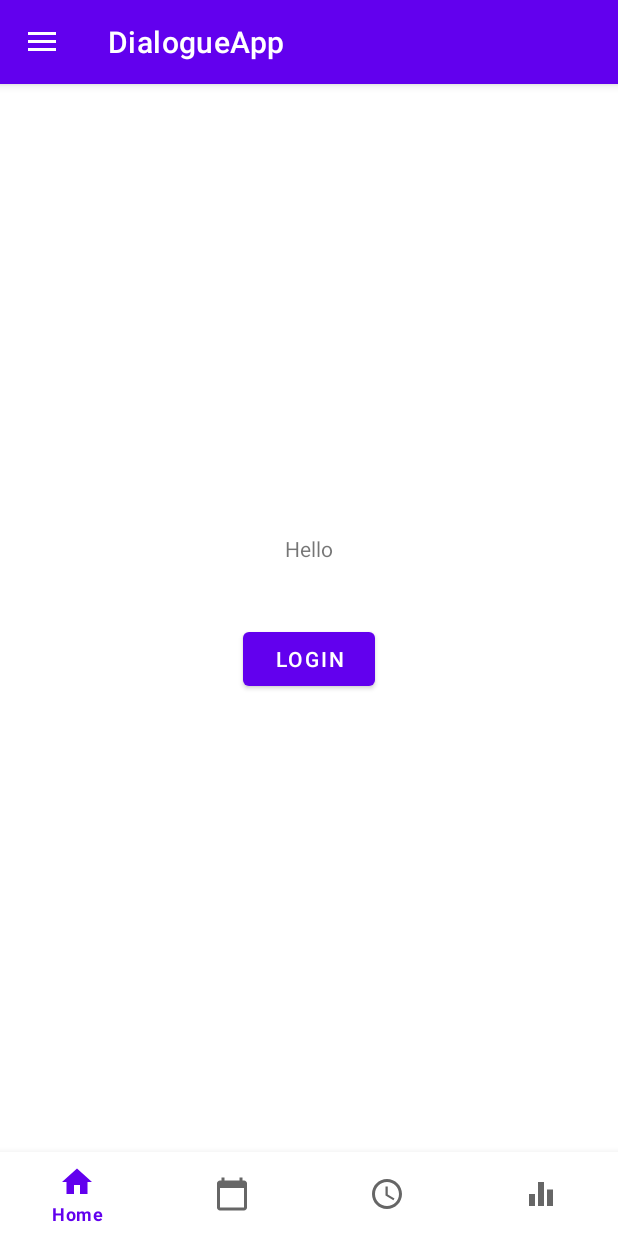
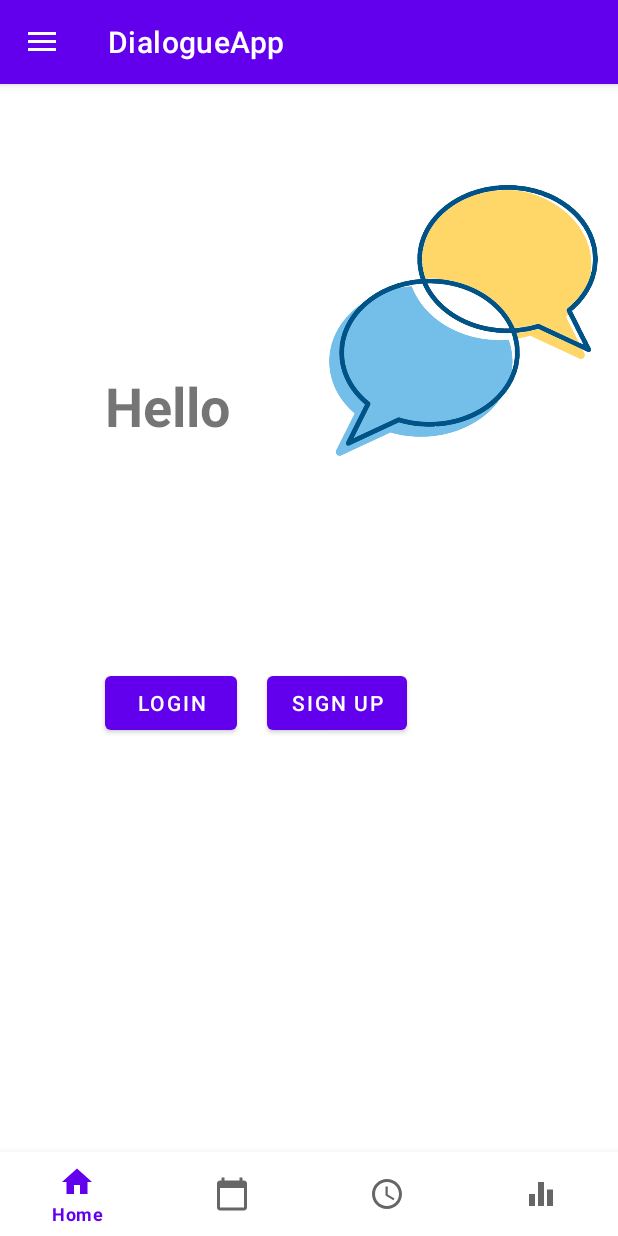
Before and after one commit to HenBaliti/DialogueApp, an Android app: the screen it shows after launch (MainActivity), on a phone screen of 412 x 824 dp. Run offline under Robolectric (Android 15) with nearby library versions, the phone set to English and light mode, and no system bars; our stand-ins replace Firebase (no records; nobody signed in at launch, a user with empty details on screens opened directly), navigation-ui.

```diff
--- a/app/src/main/java/com/example/dialogueapp/Model/AppLocalDb.java
+++ b/app/src/main/java/com/example/dialogueapp/Model/AppLocalDb.java
@@ -5,7 +5,7 @@ import androidx.room.Database;
 import androidx.room.Room;
 import androidx.room.RoomDatabase;
 
-@Database(entities = {Lesson.class}, version = 1)
+@Database(entities = {Lesson.class}, version = 6)
 abstract class AppLocalDbRepository extends RoomDatabase {
     public abstract LessonDao lessonDao();
 }
--- a/app/src/main/java/com/example/dialogueapp/Model/LessonDao.java
+++ b/app/src/main/java/com/example/dialogueapp/Model/LessonDao.java
@@ -1,5 +1,7 @@
 package com.example.dialogueapp.Model;
 
+import androidx.lifecycle.LiveData;
+import androidx.lifecycle.MutableLiveData;
 import androidx.room.Dao;
 import androidx.room.Delete;
 import androidx.room.Insert;
@@ -11,7 +13,7 @@ import java.util.List;
 @Dao
 public interface LessonDao {
     @Query("select * from Lesson")
-    List<Lesson> getAllLessons();
+    LiveData<List<Lesson>> getAllLessons();
 
     @Insert(onConflict = OnConflictStrategy.REPLACE)
     void insertAll(Lesson... lessons);
--- a/app/src/main/java/com/example/dialogueapp/fragment_home.java
+++ b/app/src/main/java/com/example/dialogueapp/fragment_home.java
@@ -24,6 +24,7 @@ public class fragment_home extends Fragment {
         // Inflate the layout for this fragment
         View view =  inflater.inflate(R.layout.fragment_home, container, false);
         Button loginBtn = view.findViewById(R.id.button_login);
+        Button signUpBtn = view.findViewById(R.id.button_signup);
         ImageButton logOutBtn = view.findViewById(R.id.btn_logout);
         TextView txt_user_firstName = view.findViewById(R.id.txt_user_firstName_home);
         FirebaseUser user = FirebaseAuth.getInstance().getCurrentUser();
@@ -32,6 +33,7 @@ public class fragment_home extends Fragment {
             String email = user.getEmail().toString();
             loginBtn.setVisibility(view.GONE);
             logOutBtn.setVisibility(view.VISIBLE);
+            signUpBtn.setVisibility(view.GONE);
             txt_user_firstName.setVisibility(view.VISIBLE);
             txt_user_firstName.setText(email);
 
@@ -50,9 +52,20 @@ public class fragment_home extends Fragment {
         } else {
             // No user is signed in
             loginBtn.setVisibility(view.VISIBLE);
+            signUpBtn.setVisibility(view.VISIBLE);
             txt_user_firstName.setVisibility(view.GONE);
         }
 
+
+        /// ---- onClick ->SignUp
+        signUpBtn.setOnClickListener(new View.OnClickListener() {
+            @Override
+            public void onClick(View v) {
+                Navigation.findNavController(view).navigate(R.id.action_fragment_home_to_fragment_register);
+            }
+        });
+
+        /// ---- OnClick -> Login
         loginBtn.setOnClickListener(new View.OnClickListener() {
             @Override
             public void onClick(View v) {
--- a/app/src/main/java/com/example/dialogueapp/fragment_schedule_student.java
+++ b/app/src/main/java/com/example/dialogueapp/fragment_schedule_student.java
@@ -60,6 +60,11 @@ public class fragment_schedule_student extends Fragment {
         } else {
             // No user is signed in
             logOutBtn.setVisibility(view.GONE);
+
+            String errorMsg = "You are not Login yet.";
+//            fragment_schedule_studentDirections.ActionFragmentScheduleStudentToFragmentLogin action = fragment_schedule_studentDirections.actionFragmentScheduleStudentToFragmentLogin(errorMsg);
+//            Navigation.findNavController(view).navigate(action);
+
         }
 
 
--- a/app/src/main/java/com/example/dialogueapp/fragment_summary.java
+++ b/app/src/main/java/com/example/dialogueapp/fragment_summary.java
@@ -45,6 +45,9 @@ public class fragment_summary extends Fragment {
         } else {
             // No user is signed in
             logOutBtn.setVisibility(view.GONE);
+//            Bundle bundle = new Bundle();
+//            bundle.putString("FailedLogin","You Are not Login Yet.");
+//            Navigation.findNavController(view).navigate(R.id.action_fragment_summary_to_fragment_login,bundle);
         }
 
         return view;
--- a/app/src/main/res/layout/fragment_home.xml
+++ b/app/src/main/res/layout/fragment_home.xml
@@ -7,13 +7,23 @@
     tools:context=".fragment_home">
 
 
+    <ImageView
+        android:id="@+id/imageDialoguePicture"
+        android:layout_width="193dp"
+        android:layout_height="328dp"
+        android:src="@drawable/dialog"
+        app:layout_constraintEnd_toEndOf="parent"
+        app:layout_constraintTop_toTopOf="parent" />
+
     <TextView
         android:id="@+id/title_home"
         android:layout_width="wrap_content"
         android:layout_height="wrap_content"
-        android:layout_marginTop="300dp"
+        android:layout_marginStart="70dp"
+        android:layout_marginTop="190dp"
         android:text="Hello"
-        app:layout_constraintEnd_toEndOf="parent"
+        android:textSize="36sp"
+        android:textStyle="bold"
         app:layout_constraintStart_toStartOf="parent"
         app:layout_constraintTop_toTopOf="parent" />
 
@@ -21,10 +31,10 @@
         android:id="@+id/button_login"
         android:layout_width="wrap_content"
         android:layout_height="wrap_content"
-        android:layout_marginTop="40dp"
+        android:layout_marginStart="70dp"
+        android:layout_marginTop="150dp"
         android:text="Login"
         android:visibility="invisible"
-        app:layout_constraintEnd_toEndOf="parent"
         app:layout_constraintStart_toStartOf="parent"
         app:layout_constraintTop_toBottomOf="@+id/title_home" />
 
@@ -47,4 +57,15 @@
         android:visibility="invisible"
         app:layout_constraintEnd_toEndOf="parent"
         app:layout_constraintTop_toTopOf="parent" />
+
+    <Button
+        android:id="@+id/button_signup"
+        android:layout_width="wrap_content"
+        android:layout_height="wrap_content"
+        android:layout_marginStart="20dp"
+        android:layout_marginTop="150dp"
+        android:text="Sign up"
+        android:visibility="invisible"
+        app:layout_constraintStart_toEndOf="@+id/button_login"
+        app:layout_constraintTop_toBottomOf="@+id/title_home" />
 </androidx.constraintlayout.widget.ConstraintLayout>
--- a/app/src/main/res/navigation/nav_graph.xml
+++ b/app/src/main/res/navigation/nav_graph.xml
@@ -15,6 +15,9 @@
         <action
             android:id="@+id/action_fragment_home_self"
             app:destination="@id/fragment_home" />
+        <action
+            android:id="@+id/action_fragment_home_to_fragment_register"
+            app:destination="@id/fragment_register" />
     </fragment>
     <fragment
         android:id="@+id/fragment_login"
@@ -22,11 +25,11 @@
         android:label="fragment_login"
         tools:layout="@layout/fragment_login" >
         <action
-            android:id="@+id/action_fragment_login_to_fragment_register"
-            app:destination="@id/fragment_register" />
-        <action
             android:id="@+id/action_fragment_login_to_fragment_home"
             app:destination="@id/fragment_home" />
+        <argument
+            android:name="LoginError"
+            app:argType="string" />
     </fragment>
     <fragment
         android:id="@+id/fragment_schedule_student"
@@ -39,6 +42,9 @@
         <action
             android:id="@+id/action_fragment_schedule_student_to_fragment_home"
             app:destination="@id/fragment_home" />
+        <action
+            android:id="@+id/action_fragment_schedule_student_to_fragment_login"
+            app:destination="@id/fragment_login" />
     </fragment>
     <fragment
         android:id="@+id/fragment_summary"
@@ -48,6 +54,9 @@
         <action
             android:id="@+id/action_fragment_summary_to_fragment_home"
             app:destination="@id/fragment_home" />
+        <action
+            android:id="@+id/action_fragment_summary_to_fragment_login"
+            app:destination="@id/fragment_login" />
     </fragment>
     <fragment
         android:id="@+id/fragment_history"
@@ -57,6 +66,9 @@
         <action
             android:id="@+id/action_fragment_history_to_fragment_home"
             app:destination="@id/fragment_home" />
+        <action
+            android:id="@+id/action_fragment_history_to_fragment_login"
+            app:destination="@id/fragment_login" />
     </fragment>
     <fragment
         android:id="@+id/fragment_progress"
@@ -66,6 +78,9 @@
         <action
             android:id="@+id/action_fragment_progress_to_fragment_home"
             app:destination="@id/fragment_home" />
+        <action
+            android:id="@+id/action_fragment_progress_to_fragment_login"
+            app:destination="@id/fragment_login" />
     </fragment>
     <fragment
         android:id="@+id/fragment_register"
@@ -84,5 +99,8 @@
         <action
             android:id="@+id/action_fragment_LessonList_to_fragment_home"
             app:destination="@id/fragment_home" />
+        <action
+            android:id="@+id/action_fragment_LessonList_to_fragment_login"
+            app:destination="@id/fragment_login" />
     </fragment>
 </navigation>
```
Also changed, not shown: app/src/main/java/com/example/dialogueapp/LessonListViewModel.java (added, +20 -0 lines), app/src/main/java/com/example/dialogueapp/Model/Lesson.java (+52 -0 lines), app/src/main/java/com/example/dialogueapp/Model/Model.java (+67 -3 lines), app/src/main/java/com/example/dialogueapp/Model/ModelFireBase.java (+11 -6 lines), app/src/main/java/com/example/dialogueapp/Model/ModelSql.java (+31 -22 lines), app/src/main/java/com/example/dialogueapp/fragment_LessonList.java (+33 -12 lines), app/src/main/java/com/example/dialogueapp/fragment_login.java (+11 -7 lines), app/src/main/res/layout/fragment__lesson_list.xml (+11 -4 lines), app/src/main/res/layout/fragment_login.xml (+7 -7 lines), app/src/main/res/layout/lesson_list_row.xml (+0 -8 lines), app/src/main/res/drawable-v24/dialog.png (added).
